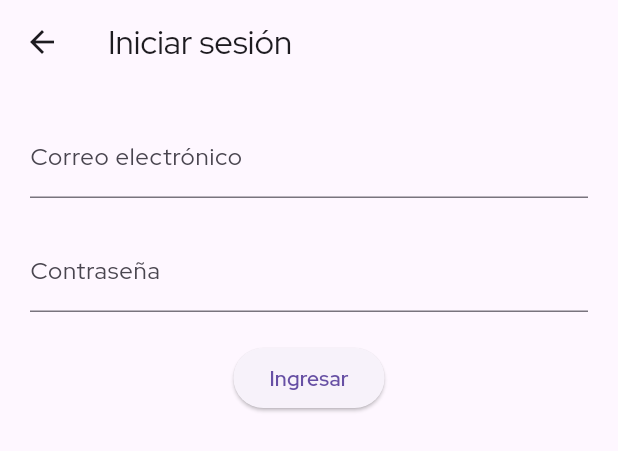
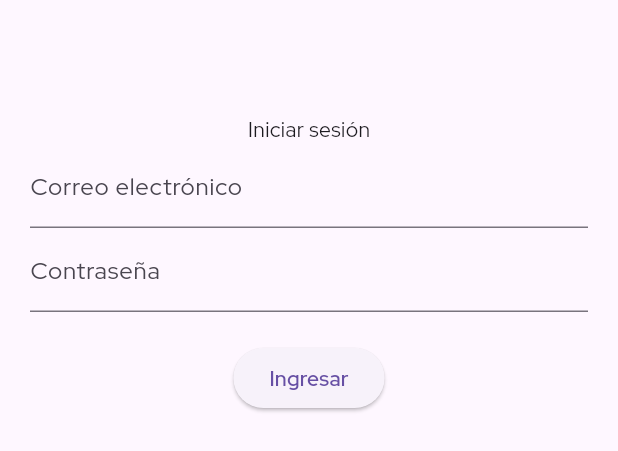
Before and after one commit to DavidAlmonacid/tienda_online_flutter, a Flutter app: the LoginScreen widget shown alone on an empty page, opened directly, on a phone screen of 412 x 824 dp. Shown: the top 451 px of the screen. Run offline on Flutter 3.47's test engine with Material 3 defaults, Android fonts, the phone set to English and light mode, and no system bars; missing offline and left inert: flutter_animated_button.

Commit message:
refactor: Update login screen with custom form screen and validation logic

```diff
--- a/lib/src/screens/login_screen.dart
+++ b/lib/src/screens/login_screen.dart
@@ -1,4 +1,5 @@
 import 'package:flutter/material.dart';
+import 'package:tienda_online_flutter/src/widgets/custom_form_screen.dart';
 
 class LoginScreen extends StatefulWidget {
   const LoginScreen({super.key});
@@ -8,67 +9,43 @@ class LoginScreen extends StatefulWidget {
 }
 
 class _LoginScreenState extends State<LoginScreen> {
-  final _formKey = GlobalKey<FormState>(); // For form validation
-
-  // Text editing controller variables for email and password
+  final _formKey = GlobalKey<FormState>();
   final TextEditingController _emailController = TextEditingController();
   final TextEditingController _passwordController = TextEditingController();
 
   @override
   Widget build(BuildContext context) {
-    return Scaffold(
-      appBar: AppBar(
-        title: const Text('Iniciar sesión'), // Title for the screen
-      ),
-      body: SingleChildScrollView(
-        // Allow scrolling if content overflows
-        padding: const EdgeInsets.all(20.0),
-        child: Form(
-          key: _formKey, // Assign the form key
-          child: Column(
-            children: [
-              // Text field for email
+    return CustomFormScreen(
+      title: 'Iniciar sesión',
+      formFields: [
         TextFormField(
           controller: _emailController,
-                decoration: const InputDecoration(
-                  labelText: 'Correo electrónico',
-                ),
+          decoration: const InputDecoration(labelText: 'Correo electrónico'),
           validator: (value) {
+            if (value == null || value.isEmpty) {
+              return 'Por favor ingrese su correo electrónico';
+            }
             return null;
-
-                  // Add validation logic for email (if needed)
           },
         ),
-              const SizedBox(height: 20.0), // Add spacing
-
-              // Text field for password
         TextFormField(
           controller: _passwordController,
-                decoration: const InputDecoration(
-                  labelText: 'Contraseña',
-                ),
-                obscureText: true, // Hide password characters
+          decoration: const InputDecoration(labelText: 'Contraseña'),
+          obscureText: true,
           validator: (value) {
+            if (value == null || value.isEmpty) {
+              return 'Por favor ingrese su contraseña';
+            }
             return null;
-
-                  // Add validation logic for password (if needed)
           },
         ),
-              const SizedBox(height: 20.0),
-
-              // Button to submit login
-              ElevatedButton(
-                onPressed: () {
+      ],
+      onActionButtonPressed: () {
         if (_formKey.currentState!.validate()) {
-                    // Handle login logic (call equivalent of `ingresarUsuario` from Kotlin)
+          // Lógica de inicio de sesión
         }
       },
-                child: const Text('Ingresar'),
-              ),
-            ],
-          ),
-        ),
-      ),
+      actionButtonText: 'Ingresar',
     );
   }
 }
```
Lines whose indentation alone changed are shown as unchanged.
